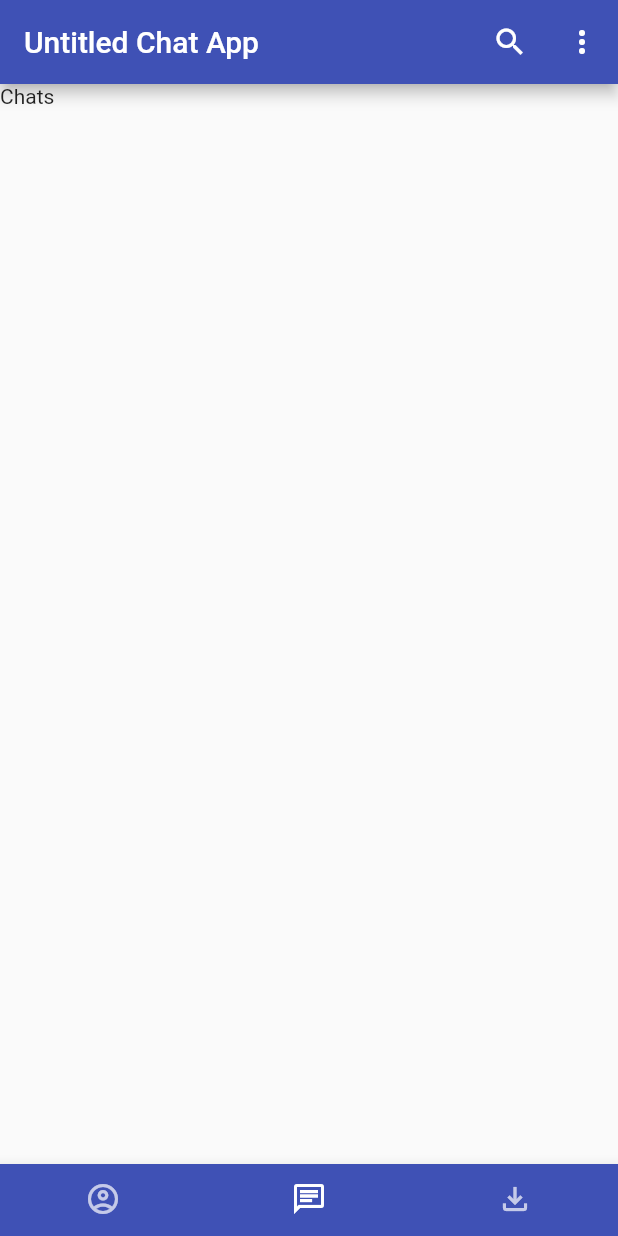
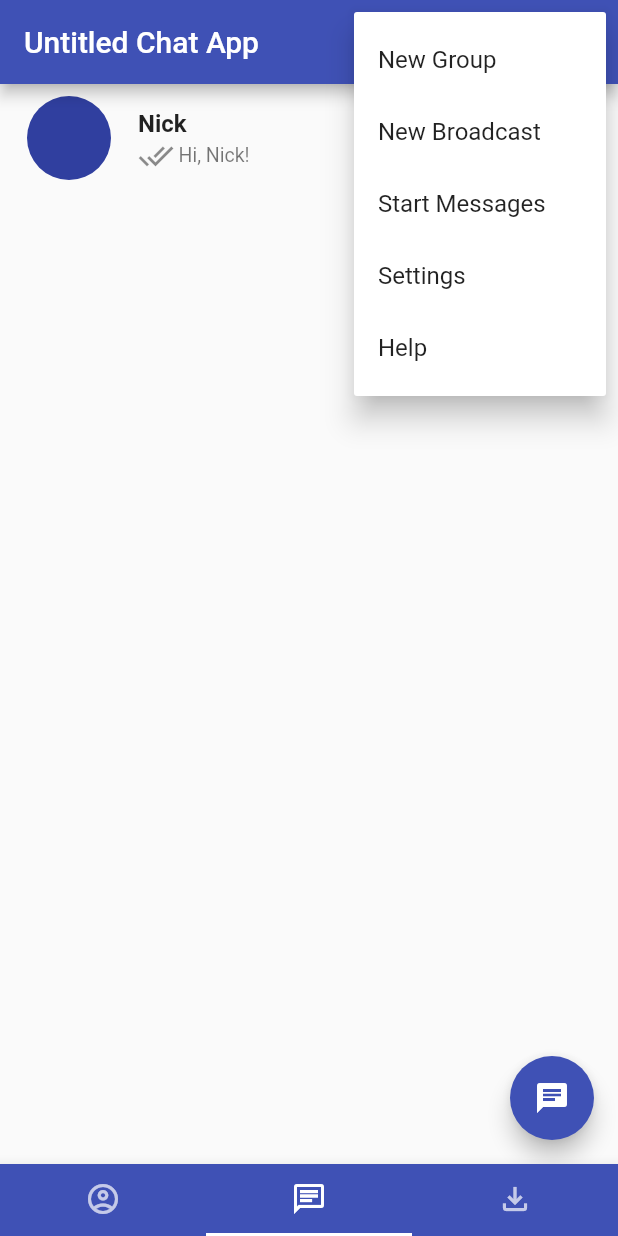
Before and after one commit to garamkim83/untitled_chatting_game, a Flutter app: the screen it shows after launch, item 2 of the bottom bar chosen, after a tap on the "more vert" icon, on a phone screen of 412 x 824 dp. Run offline on Flutter 3.47's test engine with Material 2 defaults, Android fonts, the phone set to English and light mode, and no system bars; our stand-ins replace font_awesome_flutter; missing offline and left inert: dart:ffi.

Commit message:
Friends list and Chat list

```diff
--- a/lib/friendProfileCard.dart
+++ b/lib/CustomUI/chatCard.dart
@@ -1,13 +1,13 @@
 import 'package:flutter/material.dart';
 
-class friendProfileCard extends StatefulWidget {
-  const friendProfileCard({Key? key}) : super(key: key);
+class ChatCard extends StatefulWidget {
+  const ChatCard({Key? key}) : super(key: key);
 
   @override
-  _friendProfileCardState createState() => _friendProfileCardState();
+  _ChatCardState createState() => _ChatCardState();
 }
 
-class _friendProfileCardState extends State<friendProfileCard> {
+class _ChatCardState extends State<ChatCard> {
   @override
   Widget build(BuildContext context) {
     return ListTile(
@@ -28,7 +28,7 @@ class _friendProfileCardState extends State<friendProfileCard> {
             width: 3,
           ),
           Text(
-            'I\'m happy!',
+            'Hi, Nick!',
             style: TextStyle(fontSize: 13),
           )
         ],
--- /dev/null
+++ b/lib/CustomUI/friendProfileCard.dart
@@ -0,0 +1,37 @@
+import 'package:flutter/material.dart';
+
+class friendProfileCard extends StatefulWidget {
+  const friendProfileCard({Key? key}) : super(key: key);
+
+  @override
+  _friendProfileCardState createState() => _friendProfileCardState();
+}
+
+class _friendProfileCardState extends State<friendProfileCard> {
+  @override
+  Widget build(BuildContext context) {
+    return ListTile(
+      leading: CircleAvatar(
+        radius: 30,
+      ),
+      title: Text(
+        'Nick',
+        style: TextStyle(
+          fontSize: 16,
+          fontWeight: FontWeight.bold,
+        ),
+      ),
+      subtitle: Row(
+        children: [
+          SizedBox(
+            width: 3,
+          ),
+          Text(
+            'I\'m happy!',
+            style: TextStyle(fontSize: 13),
+          )
+        ],
+      ),
+    );
+  }
+}
--- /dev/null
+++ b/lib/Page/chatPage.dart
@@ -0,0 +1,27 @@
+import 'package:flutter/material.dart';
+
+import '../CustomUI/chatCard.dart';
+
+class ChatPage extends StatefulWidget {
+  const ChatPage({Key? key}) : super(key: key);
+
+  @override
+  _ChatPageState createState() => _ChatPageState();
+}
+
+class _ChatPageState extends State<ChatPage> {
+  @override
+  Widget build(BuildContext context) {
+    return Scaffold(
+      floatingActionButton: FloatingActionButton(
+        onPressed: () {},
+        child: Icon(Icons.chat),
+      ),
+      body: ListView(
+        children: [
+          ChatCard(),
+        ],
+      ),
+    );
+  }
+}
--- a/lib/friendPage.dart
+++ b/lib/Page/friendPage.dart
@@ -1,16 +1,16 @@
 import 'package:flutter/material.dart';
-import 'package:untitled_chatting_game/friendProfileCard.dart';
+import 'package:untitled_chatting_game/CustomUI/friendProfileCard.dart';
 
-import './friendProfileCard.dart';
+import '../CustomUI/friendProfileCard.dart';
 
-class friendPage extends StatefulWidget {
-  const friendPage({Key? key}) : super(key: key);
+class FriendPage extends StatefulWidget {
+  const FriendPage({Key? key}) : super(key: key);
 
   @override
-  _friendPageState createState() => _friendPageState();
+  _FriendPageState createState() => _FriendPageState();
 }
 
-class _friendPageState extends State<friendPage> {
+class _FriendPageState extends State<FriendPage> {
   @override
   Widget build(BuildContext context) {
     return Scaffold(
--- a/lib/homescreen.dart
+++ b/lib/homescreen.dart
@@ -1,7 +1,9 @@
 import 'dart:ffi';
 
 import 'package:flutter/material.dart';
-import './friendPage.dart';
+import 'package:untitled_chatting_game/Page/chatPage.dart';
+import 'Page/friendPage.dart';
+import './Page/chatPage.dart';
 
 class Homescreen extends StatefulWidget {
   const Homescreen({Key? key}) : super(key: key);
@@ -34,16 +36,42 @@ class _HomescreenState extends State<Homescreen>
             icon: Icon(Icons.search),
             onPressed: () {},
           ),
-          IconButton(
-            icon: Icon(Icons.more_vert),
-            onPressed: () {},
-          )
+          PopupMenuButton<String>(
+            onSelected: (value) {
+              print(value);
+            },
+            itemBuilder: (BuildContext context) {
+              return [
+                PopupMenuItem(
+                  child: Text('New Group'),
+                  value: 'New Group',
+                ),
+                PopupMenuItem(
+                  child: Text('New Broadcast'),
+                  value: 'New Broadcast',
+                ),
+                PopupMenuItem(
+                  child: Text('Start Messages'),
+                  value: 'Start Messages',
+                ),
+                PopupMenuItem(
+                  child: Text('Settings'),
+                  value: 'Settings',
+                ),
+                PopupMenuItem(
+                  child: Text('Help'),
+                  value: 'Help',
+                ),
+              ];
+            },
+          ),
         ],
       ),
       bottomNavigationBar: BottomAppBar(
         color: Colors.indigo,
         child: TabBar(
           controller: _homeController,
+          indicatorColor: Colors.white,
           tabs: [
             Tab(
               icon: Icon(Icons.account_circle_outlined),
@@ -60,8 +88,8 @@ class _HomescreenState extends State<Homescreen>
       body: TabBarView(
         controller: _homeController,
         children: [
-          Text('Friends'),
-          Text('Chats'),
+          FriendPage(),
+          ChatPage(),
           Text('Downloads'),
         ],
       ),
--- a/lib/main.dart
+++ b/lib/main.dart
@@ -4,7 +4,7 @@ import 'package:font_awesome_flutter/font_awesome_flutter.dart';
 import 'package:untitled_chatting_game/homescreen.dart';
 
 import './homepage_design.dart';
-import './friendPage.dart';
+import 'Page/friendPage.dart';
 //import './friendsList_design.dart';
 
 void main() {
@@ -29,6 +29,7 @@ class ChatGameApp extends StatelessWidget {
   }
 }
 
+//실행 안 되는 내용
 class MyHomePage extends StatefulWidget {
   const MyHomePage({Key? key, required this.title}) : super(key: key);
 
@@ -93,7 +94,7 @@ class _MyHomePageState extends State<MyHomePage> {
                 tooltip: 'Open Friends List',
                 icon: const Icon(Icons.account_circle_outlined),
                 onPressed: () {
-                  friendPage();
+                  FriendPage();
                 },
               ),
               IconButton(
```
